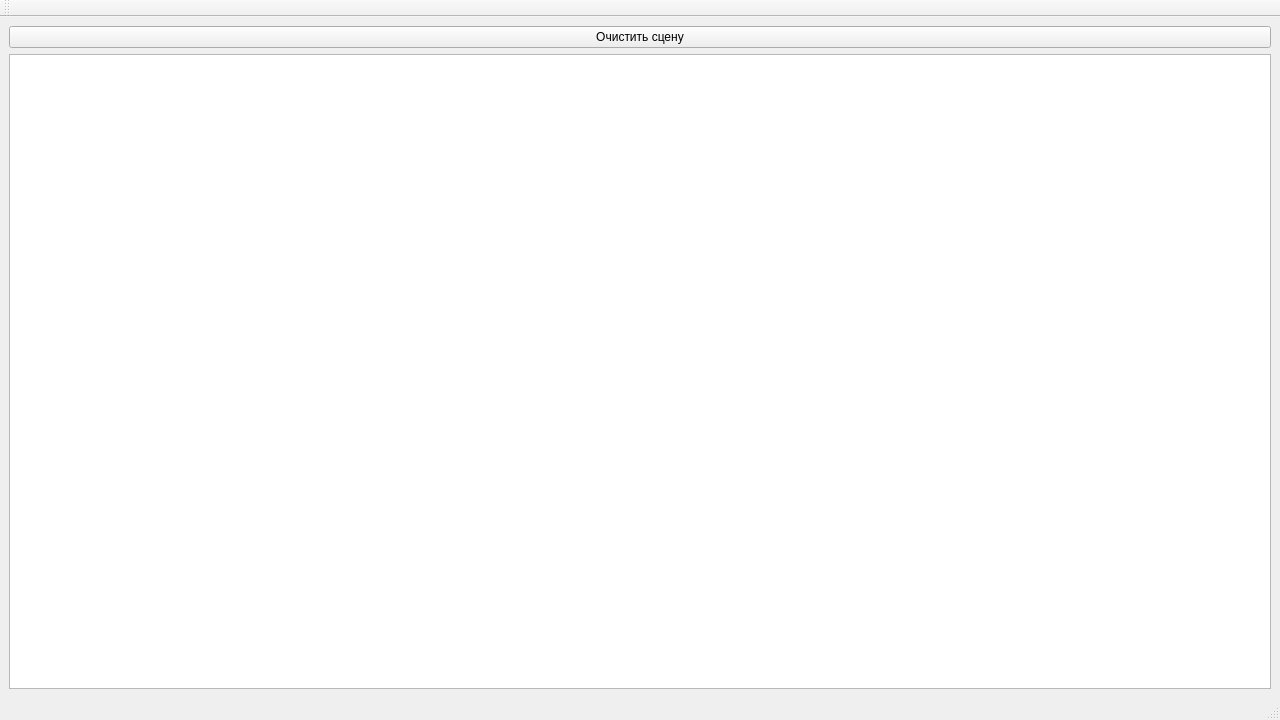
First picture: the form in RainSimulator/mainwindow.ui, repository marchenko-vs/ics7-cg-cp, before the edit.
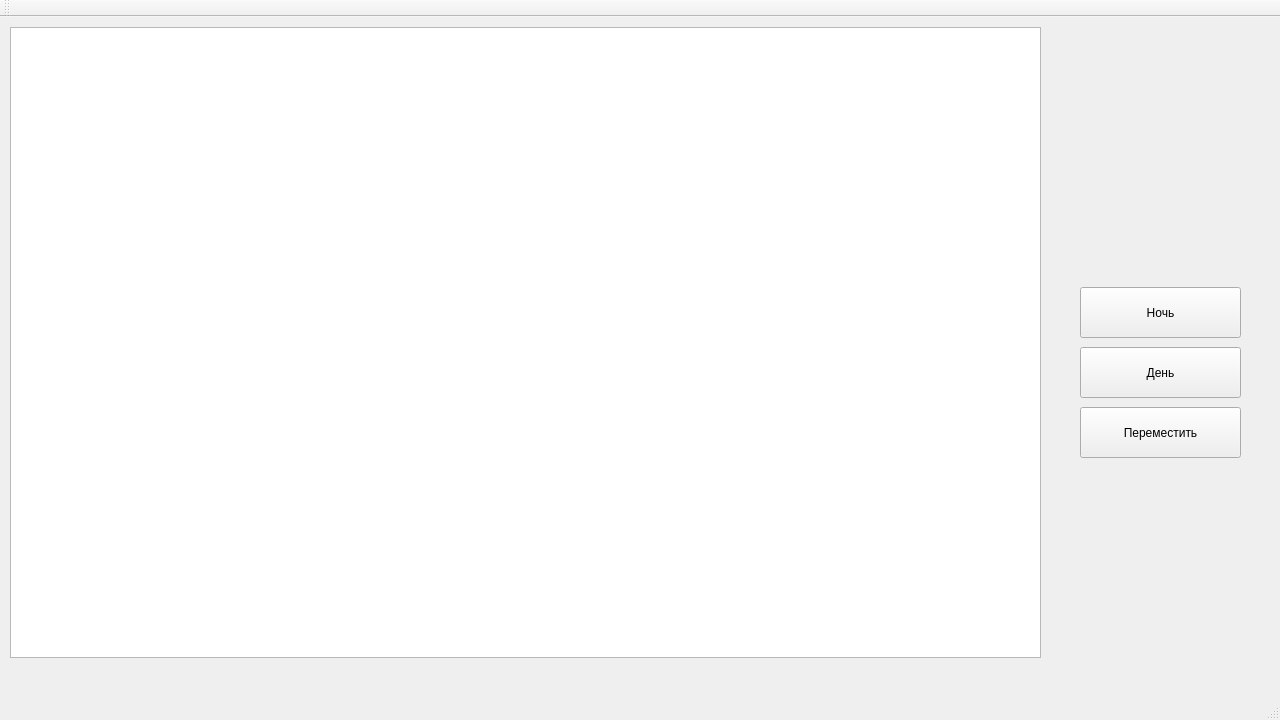
Second picture: the form after the edit.

```diff
--- a/RainSimulator/mainwindow.ui
+++ b/RainSimulator/mainwindow.ui
@@ -20,18 +20,55 @@
    <string>MainWindow</string>
   </property>
   <widget class="QWidget" name="centralwidget">
-   <layout class="QGridLayout" name="gridLayout">
-    <item row="1" column="0">
-     <widget class="QGraphicsView" name="graphicsView"/>
-    </item>
-    <item row="0" column="0">
-     <widget class="QPushButton" name="pushButton">
-      <property name="text">
-       <string>Очистить сцену</string>
-      </property>
-     </widget>
-    </item>
-   </layout>
+   <widget class="QGraphicsView" name="graphicsView">
+    <property name="geometry">
+     <rect>
+      <x>10</x>
+      <y>10</y>
+      <width>1031</width>
+      <height>631</height>
+     </rect>
+    </property>
+   </widget>
+   <widget class="QPushButton" name="pushButton">
+    <property name="geometry">
+     <rect>
+      <x>1080</x>
+      <y>390</y>
+      <width>161</width>
+      <height>51</height>
+     </rect>
+    </property>
+    <property name="text">
+     <string>Переместить</string>
+    </property>
+   </widget>
+   <widget class="QPushButton" name="pushButton_2">
+    <property name="geometry">
+     <rect>
+      <x>1080</x>
+      <y>330</y>
+      <width>161</width>
+      <height>51</height>
+     </rect>
+    </property>
+    <property name="text">
+     <string>День</string>
+    </property>
+   </widget>
+   <widget class="QPushButton" name="pushButton_3">
+    <property name="geometry">
+     <rect>
+      <x>1080</x>
+      <y>270</y>
+      <width>161</width>
+      <height>51</height>
+     </rect>
+    </property>
+    <property name="text">
+     <string>Ночь</string>
+    </property>
+   </widget>
   </widget>
   <widget class="QMenuBar" name="menubar">
    <property name="geometry">
```
